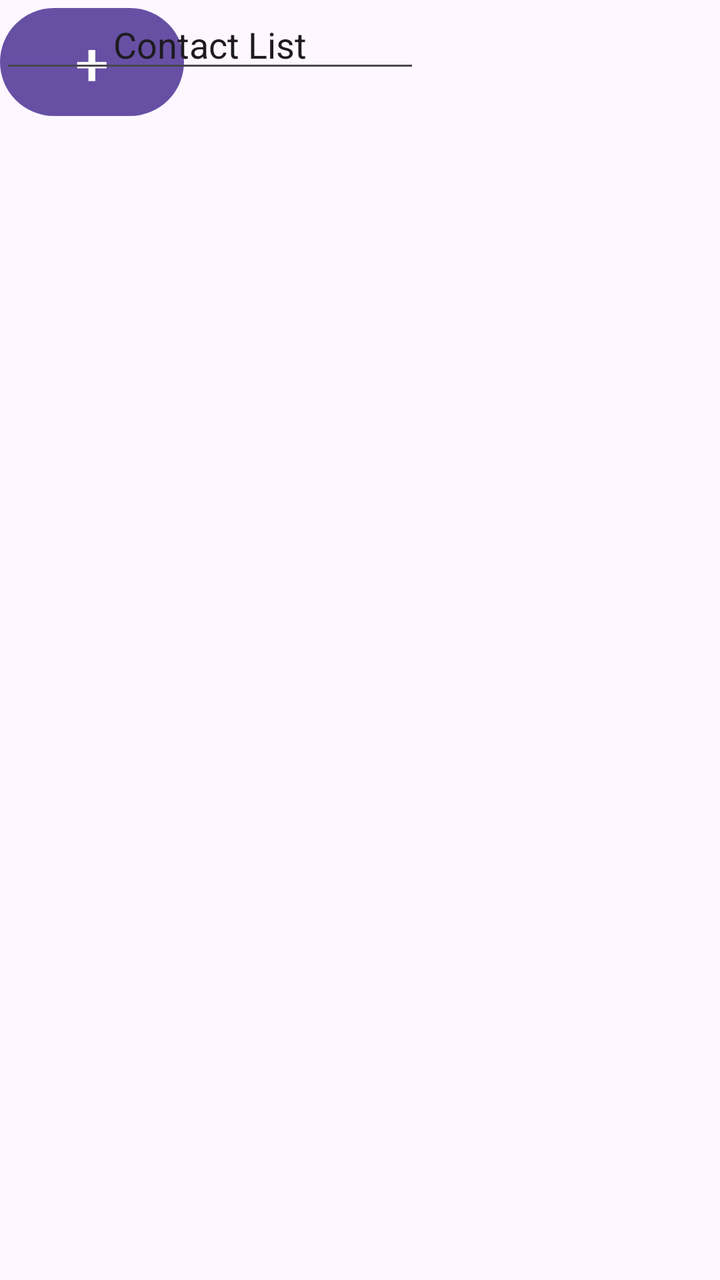
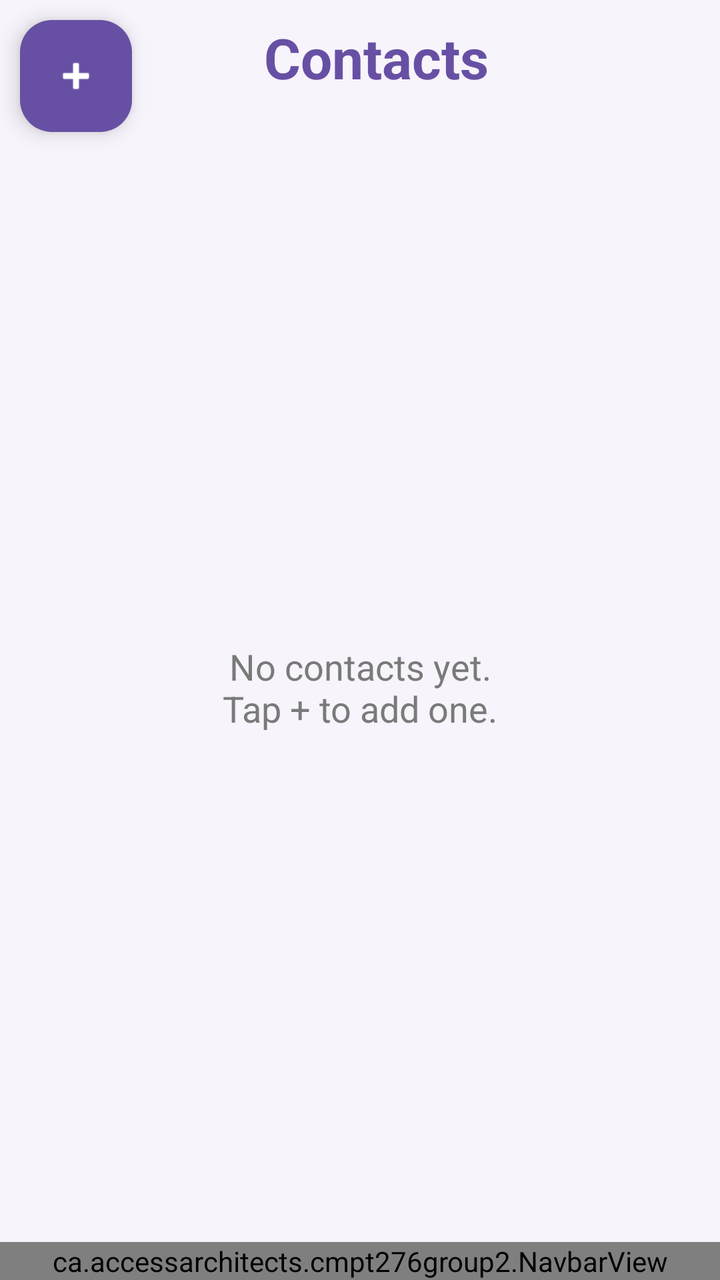

An Android layout rendered at two revisions. The XML below is the earlier revision; the diff shows what the commit changed to produce the second picture.
<!-- AndroidManifest.xml: application theme Theme.CMPT276Group2 -->
<!-- res/layout/activity_contacts.xml -->
<?xml version="1.0" encoding="utf-8"?>

<androidx.constraintlayout.widget.ConstraintLayout xmlns:android="http://schemas.android.com/apk/res/android"
    xmlns:tools="http://schemas.android.com/tools"
    android:layout_width="match_parent"
    android:layout_height="match_parent">

    <Button
        android:id="@+id/button"
        android:layout_width="92dp"
        android:layout_height="62dp"
        android:text="+"
        android:textSize="30dp"
        tools:layout_editor_absoluteX="16dp"
        tools:layout_editor_absoluteY="16dp" />

    <EditText
        android:id="@+id/editTextText"
        android:layout_width="wrap_content"
        android:layout_height="wrap_content"
        android:ems="10"
        android:gravity="center"
        android:inputType="text"
        android:text="Contact List"
        tools:layout_editor_absoluteX="108dp"
        tools:layout_editor_absoluteY="100dp" />

</androidx.constraintlayout.widget.ConstraintLayout>
<!-- resources referenced by this layout -->
<resources>
  <style name="Theme.CMPT276Group2" parent="Base.Theme.CMPT276Group2" />
  <style name="Base.Theme.CMPT276Group2" parent="Theme.Material3.DayNight.NoActionBar">
          
          
      </style>
</resources>

<!-- the commit's change to res/layout/activity_contacts.xml (unified diff, before → after) -->
@@ -1,28 +1,79 @@
 <?xml version="1.0" encoding="utf-8"?>
 
-<androidx.constraintlayout.widget.ConstraintLayout xmlns:android="http://schemas.android.com/apk/res/android"
-    xmlns:tools="http://schemas.android.com/tools"
+<androidx.constraintlayout.widget.ConstraintLayout
+    xmlns:android="http://schemas.android.com/apk/res/android"
+    xmlns:app="http://schemas.android.com/apk/res-auto"
     android:layout_width="match_parent"
-    android:layout_height="match_parent">
+    android:layout_height="match_parent"
+    android:background="#F7F4FB">
 
-    <Button
-        android:id="@+id/button"
-        android:layout_width="92dp"
-        android:layout_height="62dp"
-        android:text="+"
-        android:textSize="30dp"
-        tools:layout_editor_absoluteX="16dp"
-        tools:layout_editor_absoluteY="16dp" />
-
-    <EditText
-        android:id="@+id/editTextText"
+    <com.google.android.material.floatingactionbutton.FloatingActionButton
+        android:id="@+id/addContactButton"
         android:layout_width="wrap_content"
         android:layout_height="wrap_content"
-        android:ems="10"
+        android:layout_marginStart="10dp"
+        android:layout_marginTop="10dp"
+        android:contentDescription="Add contact"
+        android:src="@android:drawable/ic_input_add"
+        app:backgroundTint="?attr/colorPrimary"
+        app:fabSize="mini"
+        app:layout_constraintStart_toStartOf="parent"
+        app:layout_constraintTop_toTopOf="parent"
+        app:tint="@android:color/white" />
+
+    <TextView
+        android:id="@+id/titleText"
+        android:layout_width="0dp"
+        android:layout_height="wrap_content"
+        android:layout_marginStart="10dp"
+        android:layout_marginEnd="10dp"
+        android:text="Contacts"
+        android:textColor="?attr/colorPrimary"
+        android:textSize="28sp"
+        android:textStyle="bold"
         android:gravity="center"
-        android:inputType="text"
-        android:text="Contact List"
-        tools:layout_editor_absoluteX="108dp"
-        tools:layout_editor_absoluteY="100dp" />
+        android:paddingEnd="50dp"
+        app:layout_constraintBottom_toBottomOf="@id/addContactButton"
+        app:layout_constraintEnd_toEndOf="parent"
+        app:layout_constraintHorizontal_bias="0.0"
+        app:layout_constraintStart_toEndOf="@id/addContactButton"
+        app:layout_constraintTop_toTopOf="@id/addContactButton"
+        app:layout_constraintVertical_bias="0.0" />
+
+    <androidx.recyclerview.widget.RecyclerView
+        android:id="@+id/contactsRecyclerView"
+        android:layout_width="0dp"
+        android:layout_height="0dp"
+        android:layout_marginTop="16dp"
+        android:clipToPadding="false"
+        android:paddingStart="16dp"
+        android:paddingTop="4dp"
+        android:paddingEnd="16dp"
+        android:paddingBottom="12dp"
+        app:layout_constraintBottom_toTopOf="@id/navbar"
+        app:layout_constraintEnd_toEndOf="parent"
+        app:layout_constraintStart_toStartOf="parent"
+        app:layout_constraintTop_toBottomOf="@id/addContactButton" />
+
+    <TextView
+        android:id="@+id/emptyText"
+        android:layout_width="wrap_content"
+        android:layout_height="wrap_content"
+        android:text="No contacts yet.\nTap + to add one."
+        android:textAlignment="center"
+        android:textColor="#7A7A7A"
+        android:textSize="18sp"
+        app:layout_constraintBottom_toTopOf="@id/navbar"
+        app:layout_constraintEnd_toEndOf="parent"
+        app:layout_constraintStart_toStartOf="parent"
+        app:layout_constraintTop_toBottomOf="@id/addContactButton" />
+
+    <ca.accessarchitects.cmpt276group2.NavbarView
+        android:id="@+id/navbar"
+        android:layout_width="0dp"
+        android:layout_height="wrap_content"
+        app:layout_constraintBottom_toBottomOf="parent"
+        app:layout_constraintEnd_toEndOf="parent"
+        app:layout_constraintStart_toStartOf="parent" />
 
 </androidx.constraintlayout.widget.ConstraintLayout>
